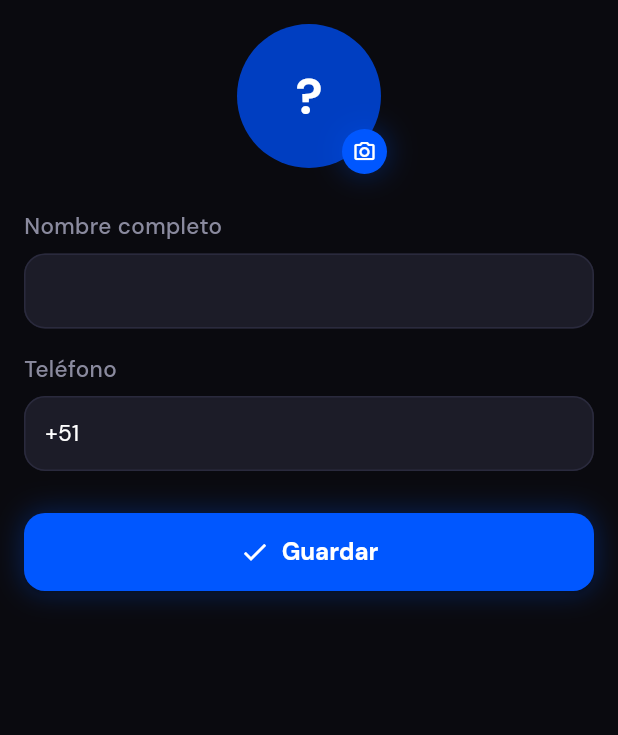
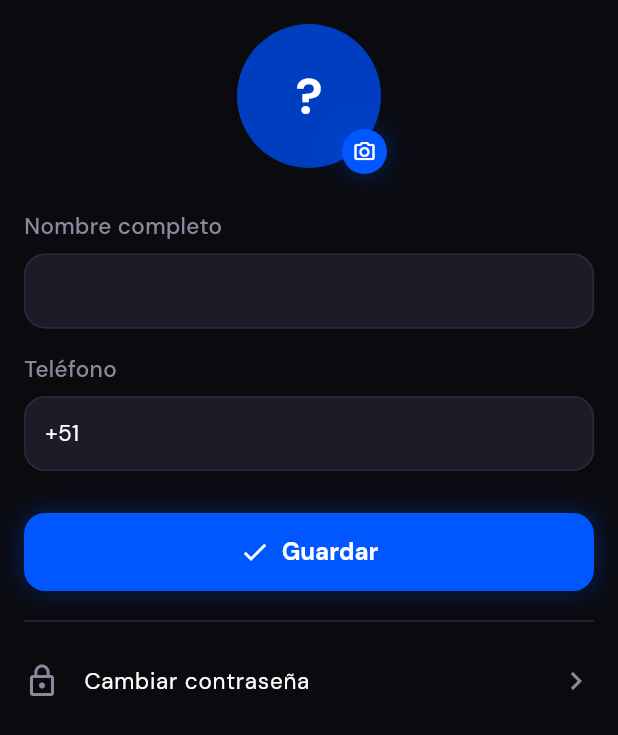
Before and after one commit to App-Moviles-MOVEO/MOVEO-Frontend-flutter, a Flutter app: the _EditProfileForm widget shown alone on an empty page, opened directly with empty values, on a phone screen of 412 x 824 dp. Shown: the top 735 px of the screen. Run offline on Flutter 3.47's test engine with Material 3 defaults, Android fonts, the phone set to English and light mode, and no system bars; our stand-ins replace cached_network_image, dio, fl_chart, flutter_local_notifications, flutter_riverpod, flutter_secure_storage and 7 more; accounts and stored records are empty.

Commit message:
feat(profile): agrupa ajustes en pantalla de Configuración accesible desde el perfil

```diff
--- a/lib/features/profile/presentation/edit_profile_screen.dart
+++ b/lib/features/profile/presentation/edit_profile_screen.dart
@@ -185,6 +185,26 @@ class _EditProfileFormState extends ConsumerState<_EditProfileForm> {
             loading: _saving,
             onPressed: _save,
           ),
+          const SizedBox(height: 12),
+          const Divider(),
+          const SizedBox(height: 4),
+          Semantics(
+            label: l10n.changePassword,
+            button: true,
+            child: ListTile(
+              contentPadding: EdgeInsets.zero,
+              leading: const Icon(
+                Icons.lock_outline,
+                color: AppColors.textSecondary,
+              ),
+              title: Text(l10n.changePassword, style: AppTextStyles.body),
+              trailing: const Icon(
+                Icons.chevron_right,
+                color: AppColors.textSecondary,
+              ),
+              onTap: () => context.push('/profile/change-password'),
+            ),
+          ),
         ],
       ),
     );
--- a/lib/router/app_router.dart
+++ b/lib/router/app_router.dart
@@ -27,6 +27,7 @@ import 'package:wheelspe_provider/features/profile/presentation/change_password_
 import 'package:wheelspe_provider/features/profile/presentation/delete_account_screen.dart';
 import 'package:wheelspe_provider/features/profile/presentation/edit_profile_screen.dart';
 import 'package:wheelspe_provider/features/profile/presentation/kyc_status_screen.dart';
+import 'package:wheelspe_provider/features/profile/presentation/settings_screen.dart';
 import 'package:wheelspe_provider/features/profile/presentation/payout_methods_screen.dart';
 import 'package:wheelspe_provider/features/profile/presentation/profile_screen.dart';
 import 'package:wheelspe_provider/features/profile/presentation/reputation_threshold_screen.dart';
@@ -251,6 +252,11 @@ final appRouterProvider = Provider<GoRouter>((ref) {
         builder: (context, state) => const BadgesScreen(),
       ),
       GoRoute(
+        path: '/profile/settings',
+        parentNavigatorKey: _rootNavigatorKey,
+        builder: (context, state) => const SettingsScreen(),
+      ),
+      GoRoute(
         path: '/profile/change-password',
         parentNavigatorKey: _rootNavigatorKey,
         builder: (context, state) => const ChangePasswordScreen(),
```
Also changed, not shown: lib/features/profile/presentation/profile_screen.dart (+3 -64 lines), lib/features/profile/presentation/settings_screen.dart (added, +135 -0 lines).
